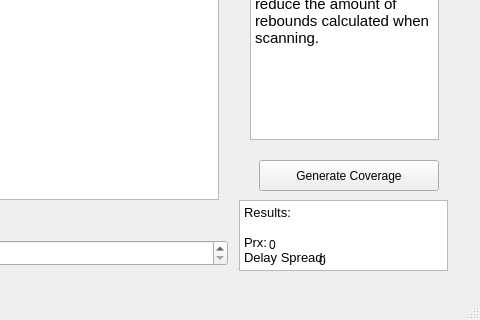
The window that ieee80211g.ui (amatepl/RayTracing2019) describes before a commit, drawn with Qt 5; both pictures show x 801 to 1281 and y 387 to 707 of the 1281 by 707 pixel window.
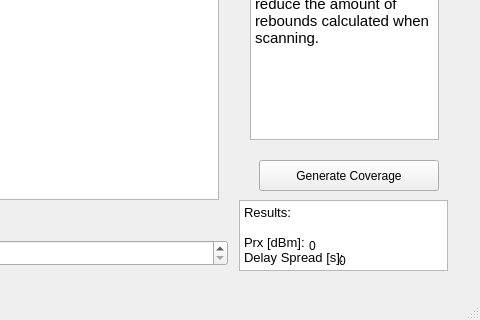
The same window after the commit. Icons and pictures are not drawn.

```diff
--- a/ieee80211g.ui
+++ b/ieee80211g.ui
@@ -257,16 +257,16 @@
 &lt;/style&gt;&lt;/head&gt;&lt;body style=&quot; font-family:'Noto Sans'; font-size:10pt; font-weight:400; font-style:normal;&quot;&gt;
 &lt;p style=&quot; margin-top:0px; margin-bottom:0px; margin-left:0px; margin-right:0px; -qt-block-indent:0; text-indent:0px;&quot;&gt;Results:&lt;/p&gt;
 &lt;p style=&quot;-qt-paragraph-type:empty; margin-top:0px; margin-bottom:0px; margin-left:0px; margin-right:0px; -qt-block-indent:0; text-indent:0px;&quot;&gt;&lt;br /&gt;&lt;/p&gt;
-&lt;p style=&quot; margin-top:0px; margin-bottom:0px; margin-left:0px; margin-right:0px; -qt-block-indent:0; text-indent:0px;&quot;&gt;Prx:&lt;/p&gt;
-&lt;p style=&quot; margin-top:0px; margin-bottom:0px; margin-left:0px; margin-right:0px; -qt-block-indent:0; text-indent:0px;&quot;&gt;Delay Spread: &lt;/p&gt;&lt;/body&gt;&lt;/html&gt;</string>
+&lt;p style=&quot; margin-top:0px; margin-bottom:0px; margin-left:0px; margin-right:0px; -qt-block-indent:0; text-indent:0px;&quot;&gt;Prx [dBm]:&lt;/p&gt;
+&lt;p style=&quot; margin-top:0px; margin-bottom:0px; margin-left:0px; margin-right:0px; -qt-block-indent:0; text-indent:0px;&quot;&gt;Delay Spread [s]: &lt;/p&gt;&lt;/body&gt;&lt;/html&gt;</string>
     </property>
    </widget>
    <widget class="QLabel" name="Prx">
     <property name="geometry">
      <rect>
-      <x>1070</x>
-      <y>599</y>
-      <width>101</width>
+      <x>1110</x>
+      <y>600</y>
+      <width>91</width>
       <height>31</height>
      </rect>
     </property>
@@ -277,9 +277,9 @@
    <widget class="QLabel" name="DelaySpread">
     <property name="geometry">
      <rect>
-      <x>1120</x>
+      <x>1140</x>
       <y>621</y>
-      <width>91</width>
+      <width>81</width>
       <height>20</height>
      </rect>
     </property>
```
